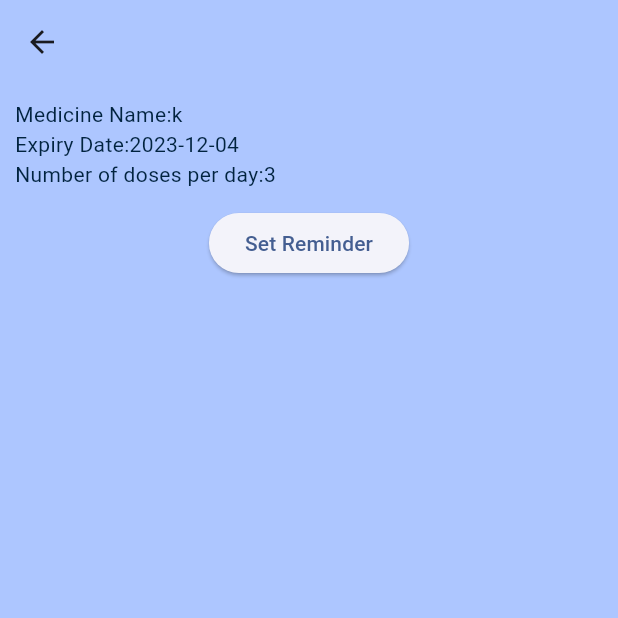
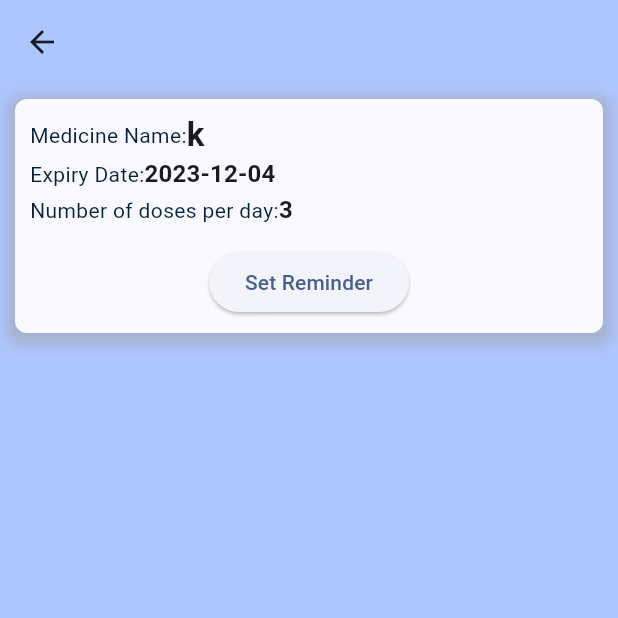
Before and after one commit to BEHAIRYS/Medz, a Flutter app: the MainScreen screen opened directly, after a tap on "MedicineInfo", on a phone screen of 412 x 824 dp, the top half of it. Run offline on Flutter 3.47's test engine with Material 3 defaults, Android fonts, the light colour scheme and no system bars; our stand-ins replace firebase_auth, firebase_core, firebase_database, flutter_local_notifications, timezone; missing offline and left inert: qr_code_scanner; accounts and stored records are empty.

Commit message:
Finished the project

```diff
--- a/medz/lib/Screens/medicineInfo.dart
+++ b/medz/lib/Screens/medicineInfo.dart
@@ -37,16 +37,16 @@ class MedicineInfo extends StatelessWidget {
     );
   }
 
-  Future scheduleAlarm(BuildContext context) async {
+  Future scheduleAlarm(BuildContext context, int medKey) async {
     final scheduledDate = _nextInstanceOfAlarm(DateTime.now().add(
-      const Duration(seconds: 15),
+      const Duration(seconds: 2),
     ));
 
     print('Scheduling alarm...');
 
     Future alarm =
         NotificationService.flutterLocalNotificationsPlugin.zonedSchedule(
-      1, // Notification ID
+      medKey, // Notification ID
       'Time to take your meds', // Notification title
       med.name, // Notification body
       scheduledDate,
@@ -98,20 +98,43 @@ class MedicineInfo extends StatelessWidget {
         backgroundColor: Theme.of(context).colorScheme.inversePrimary,
       ),
       body: Container(
+        padding: const EdgeInsets.all(10),
         margin: const EdgeInsets.all(10),
+        decoration: BoxDecoration(
+          boxShadow: [
+            BoxShadow(
+              color: Colors.grey.withOpacity(0.5),
+              spreadRadius: 5,
+              blurRadius: 7,
+              offset: Offset(0, 3),
+            ),
+          ],
+          color: Theme.of(context).colorScheme.background,
+          borderRadius: BorderRadius.circular(8),
+        ),
         child: Column(
           mainAxisSize: MainAxisSize.min,
           children: [
             Row(
               children: [
                 const Text('Medicine Name:'),
-                Text(med.name),
+                Text(
+                  med.name,
+                  style: Theme.of(context).textTheme.titleLarge!.copyWith(
+                        fontWeight: FontWeight.bold,
+                      ),
+                ),
               ],
             ),
             Row(
               children: [
                 const Text('Expiry Date:'),
-                Text(med.date),
+                Text(
+                  med.date,
+                  style: Theme.of(context).textTheme.titleMedium!.copyWith(
+                        fontWeight: FontWeight.bold,
+                      ),
+                ),
               ],
             ),
             Row(
@@ -119,6 +142,9 @@ class MedicineInfo extends StatelessWidget {
                 const Text('Number of doses per day:'),
                 Text(
                   med.dozes.toString(),
+                  style: Theme.of(context).textTheme.titleMedium!.copyWith(
+                        fontWeight: FontWeight.bold,
+                      ),
                 ),
               ],
             ),
@@ -128,11 +154,13 @@ class MedicineInfo extends StatelessWidget {
             Center(
               child: ElevatedButton(
                 onPressed: () async {
-                  await scheduleAlarm(context);
+                  int medKey = await addMedicineForUser(med);
+                  await scheduleAlarm(context, medKey);
+
                   if (context.mounted) {
                     Navigator.of(context).push(
                       MaterialPageRoute(builder: (context) {
-                        return Medicines();
+                        return const Medicines();
                       }),
                     );
                   }
@@ -145,4 +173,20 @@ class MedicineInfo extends StatelessWidget {
       ),
     );
   }
+
+  Future<int> addMedicineForUser(Medicine medicine) async {
+    DatabaseReference newMedicineRef =
+        _database.child('users').child(user!.uid).child('medicines').push();
+
+    await newMedicineRef.set({
+      'name': medicine.name,
+      'expiryDate': formatter.format(medicine.expiryDate),
+      'dose': medicine.dozes,
+    });
+
+    // Extract the key from the DatabaseReference
+    int medicineKey = newMedicineRef.key.hashCode & 0x7FFFFFFF;
+
+    return medicineKey;
+  }
 }
--- a/medz/lib/Widgets/QrScanner.dart
+++ b/medz/lib/Widgets/QrScanner.dart
@@ -25,7 +25,17 @@ class _QRCodeScannerState extends State<QRCodeScanner> {
   Widget build(BuildContext context) {
     return Expanded(
       child: Container(
-        margin: EdgeInsets.all(10),
+        decoration: BoxDecoration(
+          boxShadow: [
+            BoxShadow(
+              color: Colors.grey.withOpacity(0.5),
+              spreadRadius: 5,
+              blurRadius: 7,
+              offset: Offset(0, 3),
+            ),
+          ],
+        ),
+        margin: const EdgeInsets.all(10),
         child: Column(
           children: [
             Expanded(
```
Also changed, not shown: medz/lib/Classes/MedicineUtility.dart (+1 -58 lines), medz/lib/Screens/auth.dart (+22 -3 lines), medz/lib/Screens/medicines.dart (+43 -7 lines), medz/lib/Widgets/medItem.dart (+11 -9 lines).
